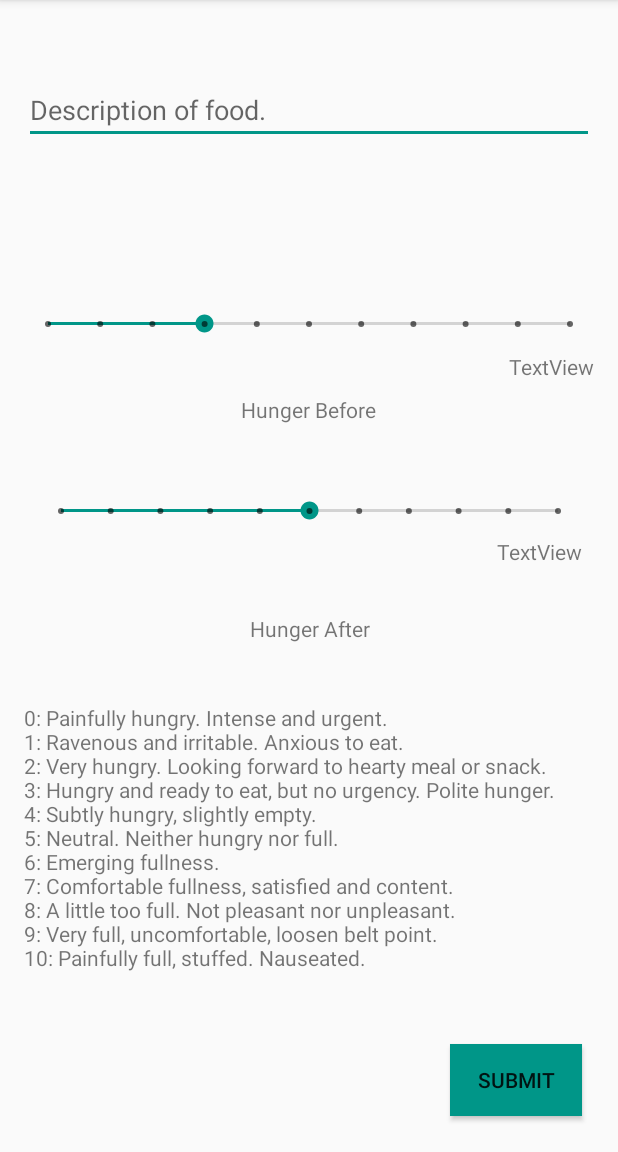
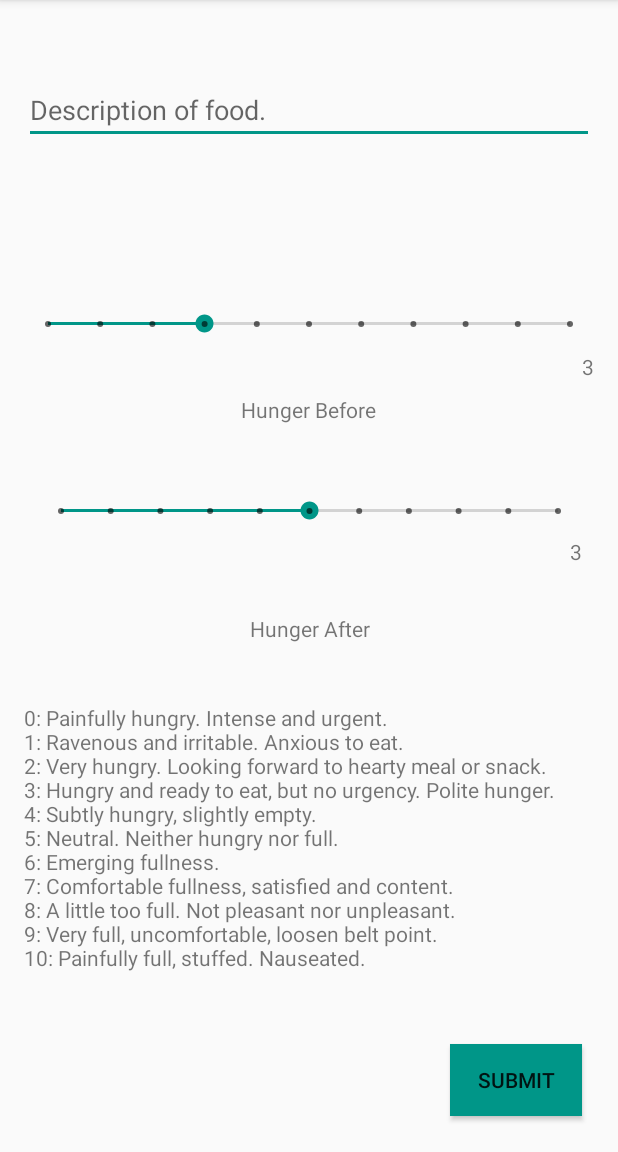
Before and after one commit to amanda-lambda/intuitive-eating-android-app, an Android app: the AddEntryActivity screen opened directly, with no data from a screen before it, on a phone screen of 412 x 824 dp, the part 84-1236 px from its top. Run offline under Robolectric (Android 15) with nearby library versions, the phone set to English and light mode, and no system bars.

Commit message:
showing default seekbar values

```diff
--- a/app/src/main/java/com/example/intuitiveeatingjournal/AddEntryActivity.java
+++ b/app/src/main/java/com/example/intuitiveeatingjournal/AddEntryActivity.java
@@ -25,6 +25,10 @@ public class AddEntryActivity extends AppCompatActivity {
 
         // Seekbar
         SeekBar sk = (SeekBar) findViewById(R.id.hungerBefore);
+        int i = sk.getProgress();
+        TextView t = (TextView) findViewById(R.id.textView4);
+        t.setText(String.valueOf(i));
+
         sk.setOnSeekBarChangeListener(new SeekBar.OnSeekBarChangeListener() {
 
             @Override
@@ -46,6 +50,10 @@ public class AddEntryActivity extends AppCompatActivity {
 
         // Seekbar
         SeekBar sk2 = (SeekBar) findViewById(R.id.hungerAfter);
+        int i2 = sk.getProgress();
+        TextView t2 = (TextView) findViewById(R.id.textView5);
+        t2.setText(String.valueOf(i2));
+
         sk2.setOnSeekBarChangeListener(new SeekBar.OnSeekBarChangeListener() {
 
             @Override
```
